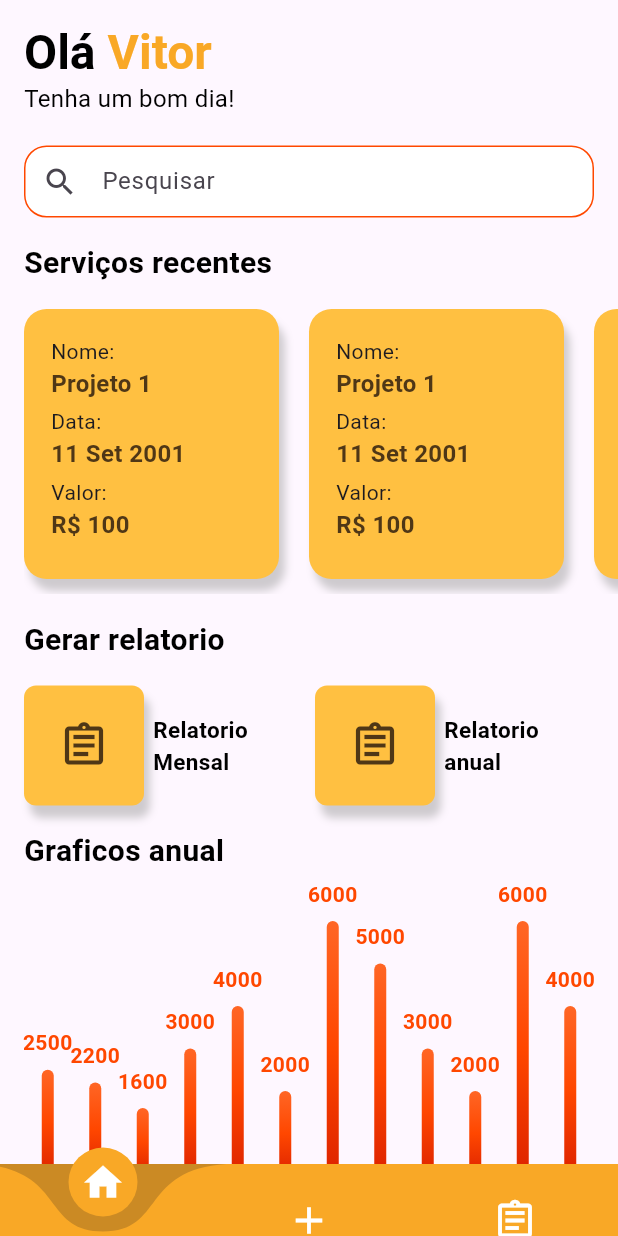
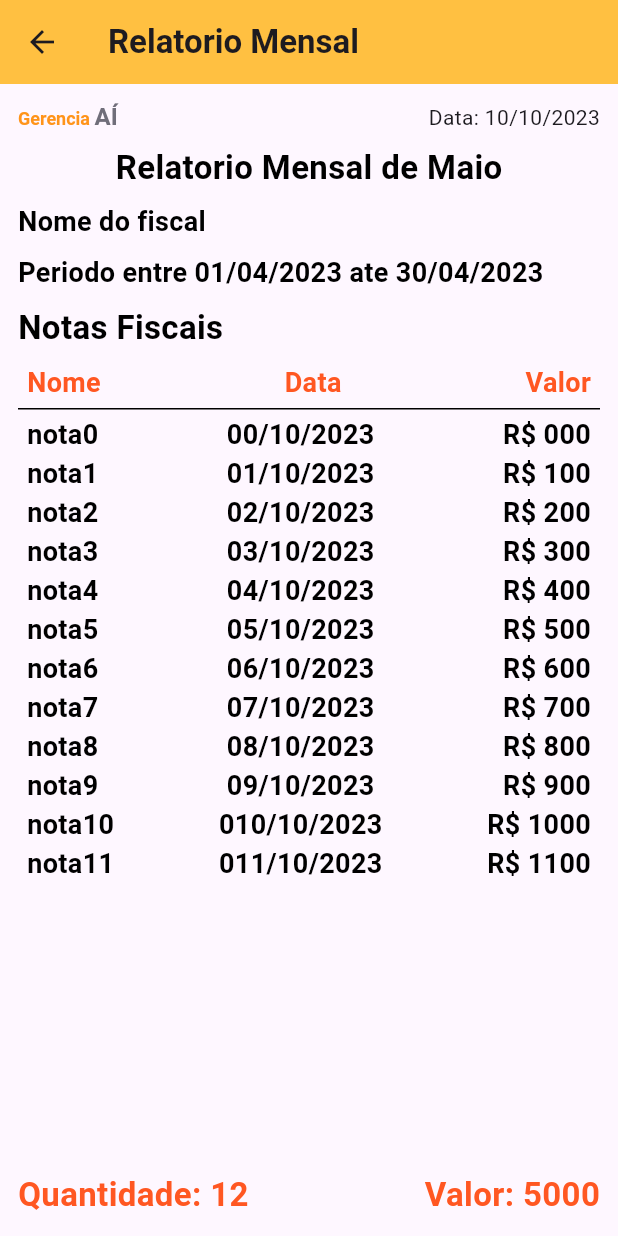
Before and after one commit to Matheus-Tankian/gerencia_ai, a Flutter app: the Home screen opened by its route, after a tap on "Relatorio anual", on a phone screen of 412 x 824 dp. Run offline on Flutter 3.47's test engine with Material 2 defaults, Android fonts, the phone set to English and light mode, and no system bars; drawn by our look-alikes of curved_navigation_bar, fl_chart; our stand-ins replace file_picker.

Commit message:
Refact/ajustando tela de busca das notas (#3)

```diff
--- a/gerenciaai/lib/src/home/home.dart
+++ b/gerenciaai/lib/src/home/home.dart
@@ -1,11 +1,8 @@
-import 'dart:developer';
-
 import 'package:curved_navigation_bar/curved_navigation_bar.dart';
 import 'package:flutter/material.dart';
 import 'package:gerenciaai/src/home/add_page.dart';
 import 'package:gerenciaai/src/home/home_page.dart';
-import 'package:gerenciaai/src/widgets/card_notas_widget.dart';
-import 'package:gerenciaai/src/widgets/page_nota.dart';
+import 'package:gerenciaai/src/home/notas_page.dart';
 
 class Home extends StatefulWidget {
   const Home({super.key});
@@ -19,7 +16,7 @@ class _HomeState extends State<Home> {
   final List<Widget> _pages = [
     const HomePage(),
     const AddPage(),
-    const ThirdPage(),
+    const NotasPage(),
   ];
 
   @override
@@ -59,98 +56,3 @@ class _HomeState extends State<Home> {
     );
   }
 }
-
-class ThirdPage extends StatelessWidget {
-  const ThirdPage({Key? key}) : super(key: key);
-
-  @override
-  Widget build(BuildContext context) {
-    return Scaffold(
-      body: Padding(
-        padding: const EdgeInsets.only(
-          left: 16,
-          right: 16,
-          top: 16,
-          bottom: 0,
-        ),
-        child: Column(
-          children: [
-            const Row(
-              mainAxisAlignment: MainAxisAlignment.spaceBetween,
-              crossAxisAlignment: CrossAxisAlignment.start,
-              children: [
-                Text(
-                  'Sep 2023',
-                  style: TextStyle(
-                    color: Colors.black,
-                    fontSize: 20,
-                    fontWeight: FontWeight.bold,
-                  ),
-                ),
-                Icon(
-                  Icons.calendar_month_outlined,
-                ),
-              ],
-            ),
-            const SizedBox(height: 12),
-            Container(
-              decoration: const BoxDecoration(
-                color: Colors.black,
-                borderRadius: BorderRadius.all(
-                  Radius.circular(15),
-                ),
-              ),
-              height: 140,
-            ),
-            const SizedBox(height: 12),
-            const Align(
-              alignment: Alignment.centerLeft,
-              child: Text(
-                'Notas Fiscais',
-                style: TextStyle(
-                  color: Colors.black,
-                  fontSize: 20,
-                  fontWeight: FontWeight.bold,
-                ),
-              ),
-            ),
-            const SizedBox(height: 12),
-            Expanded(
-              child: GridView.builder(
-                itemCount: 6,
-                gridDelegate: const SliverGridDelegateWithFixedCrossAxisCount(
-                  crossAxisCount: 2,
-                ),
-                itemBuilder: (BuildContext context, int index) {
-                  return Padding(
-                    padding: const EdgeInsets.only(
-                      top: 16,
-                      left: 8,
-                      right: 8,
-                    ),
-                    child: CardNotaWidget(
-                      tap: () {
-                        Navigator.push(
-                          context,
-                          MaterialPageRoute(
-                            builder: (context) => PageNota(
-                              id: index,
-                              nome: 'nome',
-                              data: '1$index oct 2022',
-                              descricao: 'descriçao',
-                              valor: 200,
-                            ),
-                          ),
-                        );
-                      },
-                    ),
-                  );
-                },
-              ),
-            ),
-          ],
-        ),
-      ),
-    );
-  }
-}
--- a/gerenciaai/lib/src/home/home_page.dart
+++ b/gerenciaai/lib/src/home/home_page.dart
@@ -4,7 +4,7 @@ import 'package:flutter/material.dart';
 import 'package:gerenciaai/src/widgets/card_notas_widget.dart';
 import 'package:gerenciaai/src/widgets/chart_widget.dart';
 import 'package:gerenciaai/src/widgets/page_nota.dart';
-import 'package:gerenciaai/src/widgets/textfield_widget.dart';
+import 'package:gerenciaai/src/widgets/report_card.dart';
 
 class HomePage extends StatelessWidget {
   const HomePage({super.key});
@@ -51,8 +51,6 @@ class HomePage extends StatelessWidget {
                     color: Colors.black,
                   ),
                 ),
-                const SizedBox(height: 20),
-                const TextFieldWidget(),
                 const SizedBox(height: 16),
                 const Text(
                   'Serviços recentes',
@@ -65,14 +63,13 @@ class HomePage extends StatelessWidget {
               ],
             ),
           ),
-          Padding(
+          SizedBox(
+            height: 180,
+            child: ListView.builder(
+              scrollDirection: Axis.horizontal,
               padding: const EdgeInsets.only(left: 16),
-            child: SingleChildScrollView(
-              scrollDirection: Axis.horizontal,
-              child: Row(
-                children: List.generate(
-                  5,
-                  (index) {
+              itemCount: 5,
+              itemBuilder: (context, index) {
                 return Padding(
                   padding: const EdgeInsets.only(
                     right: 20,
@@ -104,8 +101,6 @@ class HomePage extends StatelessWidget {
               },
             ),
           ),
-            ),
-          ),
           Padding(
             padding: const EdgeInsets.all(16),
             child: Column(
@@ -126,6 +121,12 @@ class HomePage extends StatelessWidget {
                     InkWell(
                       onTap: () {
                         log('mensal');
+                        Navigator.push(
+                          context,
+                          MaterialPageRoute(
+                            builder: (context) => const ReportCard(),
+                          ),
+                        );
                       },
                       child: Row(
                         children: [
@@ -142,7 +143,9 @@ class HomePage extends StatelessWidget {
                                   color: Colors.grey.withOpacity(0.5),
                                   blurRadius: 4,
                                   offset: const Offset(
-                                      4, 8), // changes position of shadow
+                                    4,
+                                    8,
+                                  ),
                                 ),
                               ],
                             ),
@@ -172,6 +175,12 @@ class HomePage extends StatelessWidget {
                     InkWell(
                       onTap: () {
                         log('anual');
+                        Navigator.push(
+                          context,
+                          MaterialPageRoute(
+                            builder: (context) => const ReportCard(),
+                          ),
+                        );
                       },
                       child: Row(
                         children: [
--- /dev/null
+++ b/gerenciaai/lib/src/home/notas_page.dart
@@ -0,0 +1,73 @@
+import 'package:flutter/material.dart';
+import 'package:gerenciaai/src/widgets/card_notas_widget.dart';
+import 'package:gerenciaai/src/widgets/page_nota.dart';
+import 'package:gerenciaai/src/widgets/textfield_widget.dart';
+
+class NotasPage extends StatelessWidget {
+  const NotasPage({Key? key}) : super(key: key);
+
+  @override
+  Widget build(BuildContext context) {
+    return Scaffold(
+      body: Padding(
+        padding: const EdgeInsets.only(
+          left: 16,
+          right: 16,
+          top: 16,
+          bottom: 0,
+        ),
+        child: Column(
+          children: [
+            const Align(
+              alignment: Alignment.centerLeft,
+              child: Text(
+                'Notas Fiscais',
+                style: TextStyle(
+                  color: Colors.black,
+                  fontSize: 20,
+                  fontWeight: FontWeight.bold,
+                ),
+              ),
+            ),
+            const SizedBox(height: 12),
+            const TextFieldWidget(),
+            const SizedBox(height: 6),
+            Expanded(
+              child: GridView.builder(
+                itemCount: 6,
+                gridDelegate: const SliverGridDelegateWithFixedCrossAxisCount(
+                  crossAxisCount: 2,
+                ),
+                itemBuilder: (BuildContext context, int index) {
+                  return Padding(
+                    padding: const EdgeInsets.only(
+                      top: 16,
+                      left: 8,
+                      right: 8,
+                    ),
+                    child: CardNotaWidget(
+                      tap: () {
+                        Navigator.push(
+                          context,
+                          MaterialPageRoute(
+                            builder: (context) => PageNota(
+                              id: index,
+                              nome: 'nome',
+                              data: '1$index oct 2022',
+                              descricao: 'descriçao',
+                              valor: 200,
+                            ),
+                          ),
+                        );
+                      },
+                    ),
+                  );
+                },
+              ),
+            ),
+          ],
+        ),
+      ),
+    );
+  }
+}
--- a/gerenciaai/lib/src/splash_page/splash_view.dart
+++ b/gerenciaai/lib/src/splash_page/splash_view.dart
@@ -39,7 +39,8 @@ class _SplashViewState extends State<SplashView> {
                     color: Color(0XFF706E7A),
                   ),
                 ),
-                ]),
+              ],
+            ),
           ),
         ),
       ),
--- a/gerenciaai/lib/src/widgets/card_notas_widget.dart
+++ b/gerenciaai/lib/src/widgets/card_notas_widget.dart
@@ -1,7 +1,4 @@
-import 'dart:developer';
-
 import 'package:flutter/material.dart';
-import 'package:gerenciaai/src/widgets/page_nota.dart';
 
 class CardNotaWidget extends StatelessWidget {
   const CardNotaWidget({
--- a/gerenciaai/lib/src/widgets/page_nota.dart
+++ b/gerenciaai/lib/src/widgets/page_nota.dart
@@ -214,12 +214,18 @@ class PageNota extends StatelessWidget {
                       Container(
                         height: 260,
                         width: double.infinity,
-                        decoration: const BoxDecoration(
-                          color: Colors.black,
-                          borderRadius: BorderRadius.all(
+                        decoration: BoxDecoration(
+                          color: const Color(0xFFf5f5f5),
+                          borderRadius: const BorderRadius.all(
                             Radius.circular(8),
                           ),
+                          border: Border.all(
+                            color: Colors.grey,
+                            width: 2,
+                          ),
                         ),
+                        child:
+                            const Center(child: Text('O arquivo esta vazio!')),
                       ),
                     ],
                   ),
--- /dev/null
+++ b/gerenciaai/lib/src/widgets/report_card.dart
@@ -0,0 +1,200 @@
+import 'package:flutter/material.dart';
+
+class ReportCard extends StatelessWidget {
+  const ReportCard({super.key});
+
+  @override
+  Widget build(BuildContext context) {
+    return SafeArea(
+      child: Scaffold(
+        appBar: AppBar(
+          title: const Text(
+            'Relatorio Mensal',
+            style: TextStyle(
+              fontWeight: FontWeight.bold,
+            ),
+          ),
+          backgroundColor: const Color(0xffffc041),
+        ),
+        body: Padding(
+          padding: const EdgeInsets.all(12),
+          child: Column(
+            mainAxisAlignment: MainAxisAlignment.start,
+            crossAxisAlignment: CrossAxisAlignment.start,
+            children: [
+              Row(
+                mainAxisAlignment: MainAxisAlignment.spaceBetween,
+                crossAxisAlignment: CrossAxisAlignment.start,
+                children: [
+                  RichText(
+                    text: const TextSpan(
+                      text: 'Gerencia ',
+                      style: TextStyle(
+                        fontSize: 12,
+                        fontWeight: FontWeight.bold,
+                        color: Color(0XFFFF941A),
+                      ),
+                      children: [
+                        TextSpan(
+                          text: 'AÍ',
+                          style: TextStyle(
+                            fontSize: 16,
+                            fontWeight: FontWeight.bold,
+                            color: Color(0XFF706E7A),
+                          ),
+                        ),
+                      ],
+                    ),
+                  ),
+                  const Text('Data: 10/10/2023'),
+                ],
+              ),
+              const SizedBox(height: 8),
+              const Center(
+                child: Text(
+                  'Relatorio Mensal de Maio',
+                  style: TextStyle(
+                    fontSize: 22,
+                    fontWeight: FontWeight.bold,
+                    color: Colors.black,
+                  ),
+                ),
+              ),
+              const SizedBox(height: 8),
+              const Text(
+                'Nome do fiscal',
+                style: TextStyle(
+                  fontSize: 18,
+                  fontWeight: FontWeight.bold,
+                  color: Colors.black,
+                ),
+              ),
+              const SizedBox(height: 8),
+              const Text(
+                'Periodo entre 01/04/2023 ate 30/04/2023',
+                style: TextStyle(
+                  fontSize: 18,
+                  fontWeight: FontWeight.bold,
+                  color: Colors.black,
+                ),
+              ),
+              const SizedBox(height: 8),
+              const Text(
+                'Notas Fiscais',
+                style: TextStyle(
+                  fontSize: 22,
+                  fontWeight: FontWeight.bold,
+                  color: Colors.black,
+                ),
+              ),
+              const SizedBox(height: 8),
+              const Padding(
+                padding: EdgeInsets.symmetric(horizontal: 6),
+                child: Row(
+                  mainAxisAlignment: MainAxisAlignment.spaceBetween,
+                  children: [
+                    Text(
+                      'Nome',
+                      style: TextStyle(
+                        fontSize: 18,
+                        fontWeight: FontWeight.bold,
+                        color: Colors.deepOrange,
+                      ),
+                    ),
+                    Text(
+                      'Data',
+                      style: TextStyle(
+                        fontSize: 18,
+                        fontWeight: FontWeight.bold,
+                        color: Colors.deepOrange,
+                      ),
+                    ),
+                    Text(
+                      'Valor',
+                      style: TextStyle(
+                        fontSize: 18,
+                        fontWeight: FontWeight.bold,
+                        color: Colors.deepOrange,
+                      ),
+                    ),
+                  ],
+                ),
+              ),
+              const SizedBox(height: 4),
+              const Divider(
+                height: 1,
+                color: Colors.black,
+              ),
+              const SizedBox(height: 4),
+              Expanded(
+                child: ListView.builder(
+                  itemCount: 12,
+                  itemBuilder: (context, index) {
+                    return Padding(
+                      padding: const EdgeInsets.symmetric(horizontal: 6),
+                      child: Row(
+                        mainAxisAlignment: MainAxisAlignment.spaceBetween,
+                        children: [
+                          Text(
+                            'nota$index',
+                            style: const TextStyle(
+                              fontSize: 18,
+                              fontWeight: FontWeight.bold,
+                              color: Colors.black,
+                            ),
+                          ),
+                          Text(
+                            '0$index/10/2023',
+                            style: const TextStyle(
+                              fontSize: 18,
+                              fontWeight: FontWeight.bold,
+                              color: Colors.black,
+                            ),
+                          ),
+                          Text(
+                            'R\$ ${index}00',
+                            style: const TextStyle(
+                              fontSize: 18,
+                              fontWeight: FontWeight.bold,
+                              color: Colors.black,
+                            ),
+                          ),
+                        ],
+                      ),
+                    );
+                  },
+                ),
+              ),
+              Container(
+                padding: const EdgeInsets.only(
+                  top: 10,
+                ),
+                child: const Row(
+                  mainAxisAlignment: MainAxisAlignment.spaceBetween,
+                  children: [
+                    Text(
+                      'Quantidade: 12',
+                      style: TextStyle(
+                        fontSize: 22,
+                        fontWeight: FontWeight.bold,
+                        color: Colors.deepOrange,
+                      ),
+                    ),
+                    Text(
+                      'Valor: 5000',
+                      style: TextStyle(
+                        fontSize: 22,
+                        fontWeight: FontWeight.bold,
+                        color: Colors.deepOrange,
+                      ),
+                    ),
+                  ],
+                ),
+              ),
+            ],
+          ),
+        ),
+      ),
+    );
+  }
+}
```
Lines whose indentation alone changed are shown as unchanged.
